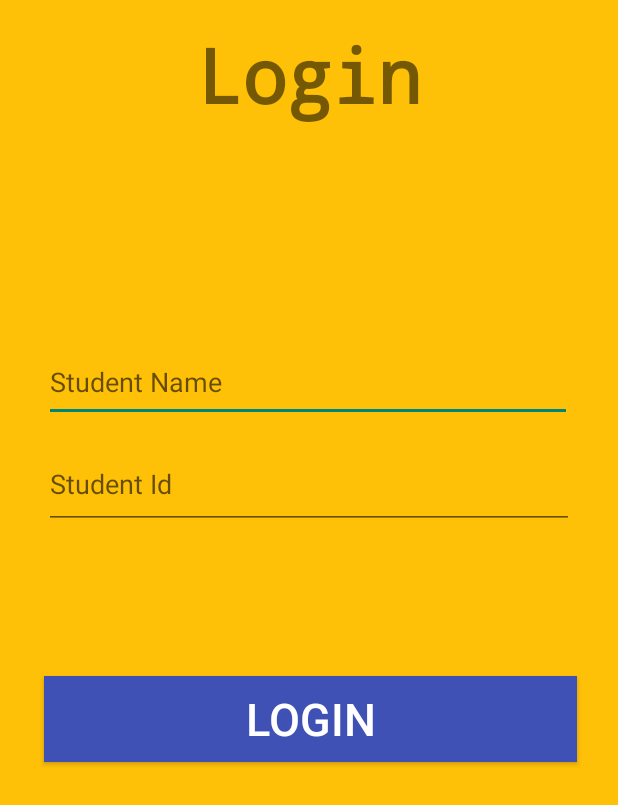
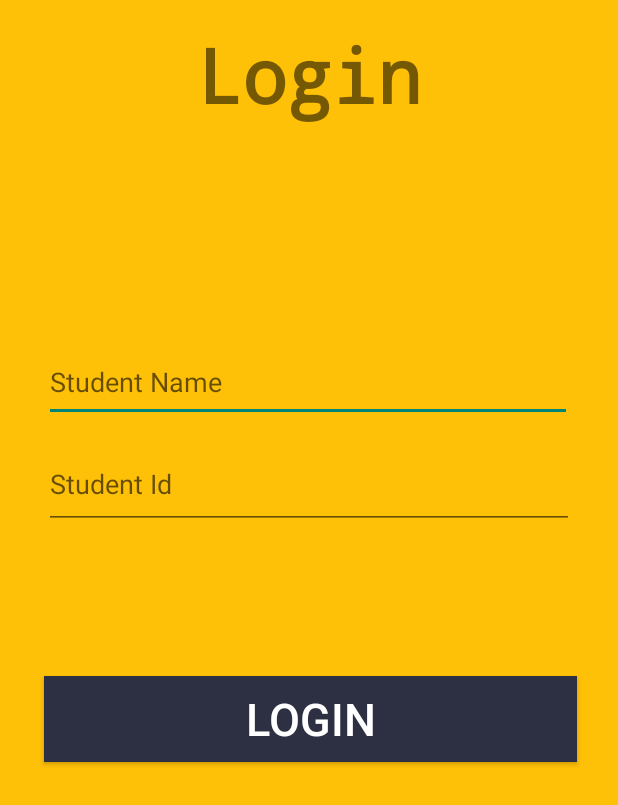
Before and after one commit to Im-your-hari/LivBus, an Android app: the screen it shows after launch (LoginActivity), on a phone screen of 412 x 824 dp. Shown: the top 805 px of the screen. Run offline under Robolectric (Android 15) with nearby library versions, the phone set to English and light mode, and no system bars; our stand-ins replace Firebase (no records; nobody signed in at launch, a user with empty details on screens opened directly).

Commit message:
stdname to stdid and color theme set

```diff
--- a/app/src/main/res/layout/activity_login.xml
+++ b/app/src/main/res/layout/activity_login.xml
@@ -59,7 +59,7 @@
         android:text="Login"
         android:textColor="@color/white"
         android:textSize="30dp"
-        app:backgroundTint="#3F51B5"
+        app:backgroundTint="#2D3043"
         app:layout_constraintBottom_toBottomOf="parent"
         app:layout_constraintEnd_toEndOf="parent"
         app:layout_constraintHorizontal_bias="0.517"
```
Also changed, not shown: app/src/main/java/com/example/livbus/MainActivity.kt (+7 -7 lines).
